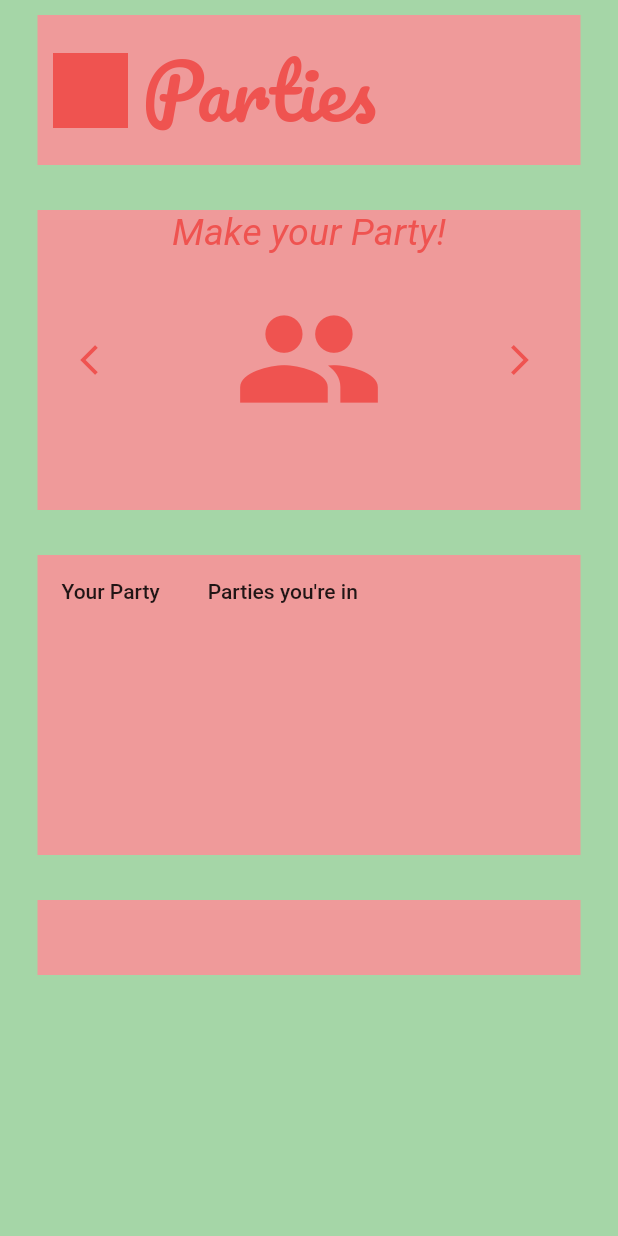
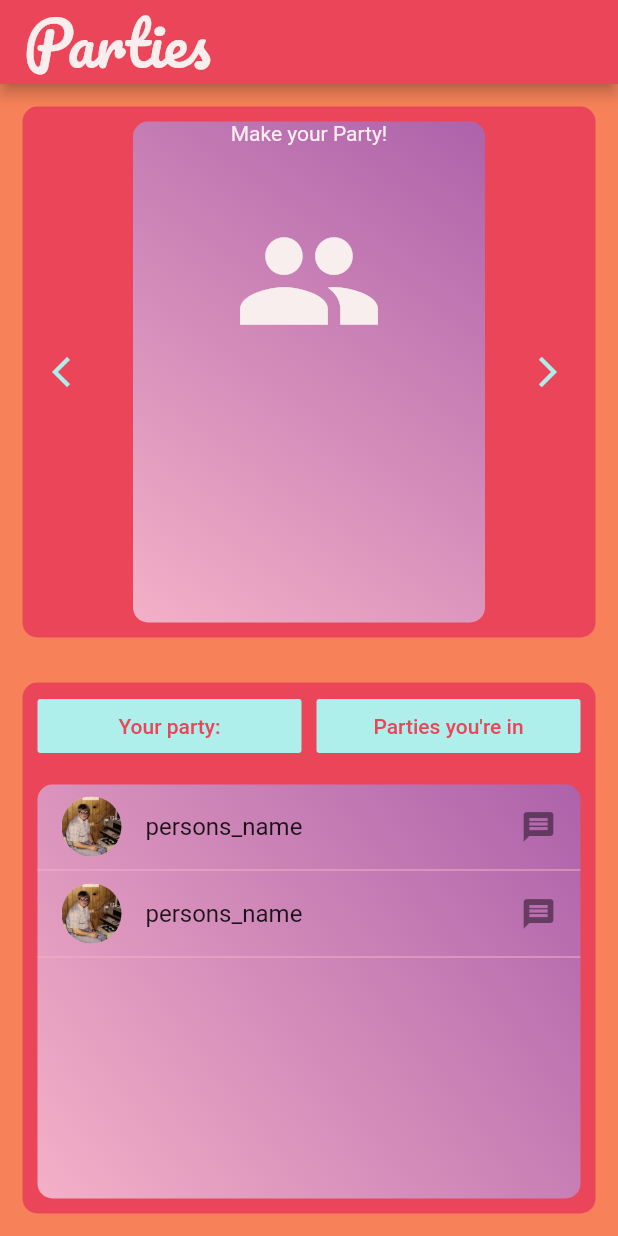
Before and after one commit to parties-mob-application/Prototype, a Flutter app: the screen it shows after launch, on a phone screen of 412 x 824 dp. Run offline on Flutter 3.47's test engine with Material 2 defaults, Android fonts, the phone set to English and light mode, and no system bars.

Commit message:
some major ui changes

```diff
--- /dev/null
+++ b/lib/home_page.dart
@@ -0,0 +1,240 @@
+import 'package:flutter/material.dart';
+
+class HomePage extends StatefulWidget {
+  @override
+  _HomePageState createState() => _HomePageState();
+}
+
+class _HomePageState extends State<HomePage> {
+  int dashBoardTracker = 0;
+
+  // todo: add people tracker
+  // todo: needs moving to own people class
+  List<String> people = [];
+
+  // todo: needs moving to own dashboard class
+  List<String> dashBoardTitle = [
+    'Make your Party!',
+    'Your Profile',
+    'Find Parties',
+    'Settings',
+  ];
+  // todo: needs moving to own dashboard class
+
+  List<Widget> dashBoard = [
+    Icon(Icons.people, size: 100.0, color: Color(0xFFF8EEEE)),
+    Icon(Icons.account_circle, size: 100.0, color: Color(0xFFF8EEEE)),
+    Icon(Icons.map, size: 100.0, color: Color(0xFFF8EEEE)),
+    Icon(Icons.settings, size: 100.0, color: Color(0xFFF8EEEE)),
+  ];
+
+  void arrowNavigation() {
+    setState(() {
+      if (dashBoardTracker == dashBoard.length - 1) {
+        print('Reached limit');
+        dashBoardTracker = 0;
+      } else {
+        dashBoardTracker++;
+      }
+    });
+  }
+
+  final expandedContainer = Expanded(
+    child: Container(
+      margin: EdgeInsets.all(15.0),
+      decoration: BoxDecoration(
+          color: Color(0xFFEB4559), borderRadius: BorderRadius.circular(10.0)),
+    ),
+  );
+
+  @override
+  Widget build(BuildContext context) {
+    return Scaffold(
+      appBar: AppBar(
+        title: Text(
+          'Parties',
+          style: TextStyle(
+            fontFamily: 'Pacifico',
+            color: Color(0xFFF8EEEE),
+            fontSize: 40.0,
+          ),
+        ),
+      ),
+      body: Column(
+        mainAxisAlignment: MainAxisAlignment.spaceEvenly,
+        children: <Widget>[
+          Expanded(
+            child: Container(
+              margin: EdgeInsets.all(15.0),
+              decoration: BoxDecoration(
+                  color: Color(0xFFEB4559),
+                  borderRadius: BorderRadius.circular(10.0)),
+              child: Row(
+                children: <Widget>[
+                  Expanded(
+                    child: IconButton(
+                      icon: Icon(
+                        Icons.arrow_back_ios,
+                        color: Color(0xFFAEEFEC),
+                      ),
+                      onPressed: () {
+                        print('left nav button');
+                        arrowNavigation();
+                        print(dashBoardTracker);
+                      },
+                    ),
+                  ),
+                  Expanded(
+                    flex: 4,
+                    child: Container(
+                      margin: EdgeInsets.all(10.0),
+                      height: double.infinity,
+                      decoration: BoxDecoration(
+                        // border: Border.all(width: 2.0, color: Color(0xFF4a47a3)),
+                        borderRadius: BorderRadius.circular(10.0),
+                        gradient: LinearGradient(
+                            begin: Alignment.topRight,
+                            end: Alignment.bottomLeft,
+                            colors: [Color(0xffad62aa), Color(0xfff4b0c7)]),
+                      ),
+                      child: Column(
+                        children: <Widget>[
+                          Text(
+                            dashBoardTitle[dashBoardTracker],
+                            style: TextStyle(
+                              color: Color(0xFFF8EEEE),
+                            ),
+                          ),
+                          SizedBox(height: 40.0),
+                          dashBoard[dashBoardTracker]
+                        ],
+                      ),
+                    ),
+                  ),
+                  Expanded(
+                    child: IconButton(
+                      icon: Icon(
+                        Icons.arrow_forward_ios,
+                        color: Color(0xFFAEEFEC),
+                      ),
+                      onPressed: () {
+                        print('right nav button');
+                        arrowNavigation();
+                        print(dashBoardTracker);
+                      },
+                    ),
+                  )
+                ],
+              ),
+            ),
+          ),
+          Expanded(
+            child: Container(
+              margin: EdgeInsets.all(15.0),
+              decoration: BoxDecoration(
+                  color: Color(0xFFEB4559),
+                  borderRadius: BorderRadius.circular(10.0)),
+              child: Column(
+                children: <Widget>[
+                  Row(
+                    children: <Widget>[
+                      Expanded(
+                        child: Container(
+                          margin: EdgeInsets.fromLTRB(10.0, 5.0, 5.0, 5.0),
+                          child: FlatButton(
+                            color: Color(0xFFAEEFEC),
+                            child: Text('Your party:',
+                            style: TextStyle(
+                                color: Color(0xFFEB4559)
+                            )),
+                            onPressed: () {
+                              print('shows whos online');
+                            },
+                          ),
+                        ),
+                      ),
+                      Expanded(
+                        child: Container(
+                          margin: EdgeInsets.fromLTRB(5.0, 5.0, 10.0, 5.0),
+                          child: FlatButton(
+                            color: Color(0xFFAEEFEC),
+                            child: Text(
+                              'Parties you\'re in',
+                              style: TextStyle(
+                                color: Color(0xFFEB4559)
+                              ),
+                               ),
+                            onPressed: () {
+                              print('show your parties');
+                            },
+                          ),
+                        ),
+                      )
+                    ],
+                  ),
+                  Expanded(
+                    flex: 4,
+                    child: Container(
+                      width: double.infinity,
+                      margin: EdgeInsets.all(10.0),
+                      decoration: BoxDecoration(
+                          borderRadius: BorderRadius.circular(10.0),
+                          gradient: LinearGradient(
+                            begin: Alignment.topRight,
+                            end: Alignment.bottomLeft,
+                            colors: [Color(0xffad62aa), Color(0xfff4b0c7)]
+                          ),
+                        ),
+                      child: Column(
+                        children: <Widget>[
+                          // todo: needs moving to dynamic list
+                          ListTile(
+                            leading: CircleAvatar(
+                              radius: 20.0,
+                              backgroundColor: Color(0xfff4b0c7),
+                              backgroundImage: AssetImage('images/nerd_smoking.jpg'),
+                            ),
+                            title: Text('persons_name'),
+                            trailing: Icon(
+                              Icons.message
+                            ),
+                          ),
+                          SizedBox(
+                            height: 2.0,
+                            width: double.infinity,
+                            child: Divider(
+                              color: Color(0xfff4b0c7),
+                            ),
+                          ),
+                          ListTile(
+                            leading: CircleAvatar(
+                              radius: 20.0,
+                              backgroundColor: Color(0xfff4b0c7),
+                              backgroundImage: AssetImage('images/nerd_smoking.jpg'),
+                            ),
+                            title: Text('persons_name'),
+                            trailing: Icon(
+                              Icons.message
+                            ),
+                          ),
+                          SizedBox(
+                            height: 2.0,
+                            width: double.infinity,
+                            child: Divider(
+                              color: Color(0xfff4b0c7),
+                            ),
+                          ),
+                        ],
+                      ),
+                      ),
+
+                    ),
+                ],
+              ),
+            ),
+          )
+        ],
+      ),
+    );
+  }
+}
--- /dev/null
+++ b/lib/home_page_dashboard.dart
@@ -0,0 +1,7 @@
+import 'package:flutter/material.dart';
+
+class HomeDashboard {
+
+  Widget dashBoard;
+
+}
--- /dev/null
+++ b/lib/home_page_data.dart
@@ -0,0 +1,14 @@
+import 'package:flutter/material.dart';
+
+class HomePageData {
+
+  // todo: add animations
+  // todo: add page navigations
+  // todo: add QR code functionality
+  List<Widget> dashBoard = [
+    Icon(Icons.people, size: 100.0, color: Colors.red[400]),
+    Icon(Icons.account_circle, size: 100.0, color: Colors.red[400]),
+    Icon(Icons.map, size: 100.0, color: Colors.red[400]),
+    Icon(Icons.settings, size: 100.0, color: Colors.red[400]),
+  ];
+}
--- a/lib/main.dart
+++ b/lib/main.dart
@@ -1,4 +1,5 @@
 import 'package:flutter/material.dart';
+import 'home_page.dart';
 
 void main() => runApp(Home());
 
@@ -6,182 +7,13 @@ class Home extends StatelessWidget {
   @override
   Widget build(BuildContext context) {
     return MaterialApp(
+        theme: ThemeData(
+          primaryColor: Color(0xFFEB4559),
+          accentColor: Color(0xFFAEEFEC),
+          scaffoldBackgroundColor: Color(0xFFF78259),
+        ),
         home: Scaffold(
-      backgroundColor: Colors.green[200],
       body: SafeArea(child: HomePage()),
     ));
   }
 }
-
-class HomePage extends StatefulWidget {
-  @override
-  _HomePageState createState() => _HomePageState();
-}
-
-class _HomePageState extends State<HomePage> {
-  int dashBoardTracker = 0;
-
-  // todo: add people tracker
-  // todo: needs moving to own people class
-  List<String> people = [];
-
-  // todo: needs moving to own dashboard class
-  List<String> dashBoardTitle = [
-    'Make your Party!',
-    'Your Profile',
-    'Find Parties',
-    'Settings',
-  ];
-  // todo: needs moving to own dashboard class
-  // todo: add animations
-  // todo: add page navigations
-  // todo: add QR code functionality
-  List<Widget> dashBoard = [
-    Icon(Icons.people, size: 100.0, color: Colors.red[400]),
-    Icon(Icons.account_circle, size: 100.0, color: Colors.red[400]),
-    Icon(Icons.map, size: 100.0, color: Colors.red[400]),
-    Icon(Icons.settings, size: 100.0, color: Colors.red[400]),
-  ];
-
-  void arrowNavigation() {
-    setState(() {
-      if (dashBoardTracker == dashBoard.length - 1) {
-        print('Reached limit');
-        dashBoardTracker = 0;
-      } else {
-        dashBoardTracker++;
-      }
-    });
-  }
-
-  @override
-  Widget build(BuildContext context) {
-    return Column(
-      children: <Widget>[
-        Container(
-          color: Colors.red[200],
-          height: 100.0,
-          width: double.infinity,
-          margin: EdgeInsets.symmetric(vertical: 10.0, horizontal: 25.0),
-          child: Row(
-            children: <Widget>[
-              SizedBox(
-                width: 10.0,
-              ),
-              Image(
-                image: AssetImage('images/parties-logo.png'),
-                color: Colors.red[400],
-                height: 50.0,
-                width: 50.0,
-              ),
-              SizedBox(
-                width: 10.0,
-              ),
-              Text(
-                'Parties',
-                style: TextStyle(
-                    fontFamily: 'Pacifico',
-                    color: Colors.red[400],
-                    fontSize: 50.0),
-              )
-            ],
-          ),
-        ),
-        SizedBox(
-          height: 10.0,
-        ),
-        Container(
-          color: Colors.red[200],
-          height: 200.00,
-          width: double.infinity,
-          margin: EdgeInsets.symmetric(vertical: 10.0, horizontal: 25.0),
-          child: Row(
-            children: <Widget>[
-              Expanded(
-                // todo: can possibly be change to IconButton?
-                // todo: add swipe functionality
-                child: FlatButton(
-                  child: Icon(
-                    Icons.arrow_back_ios,
-                    color: Colors.red[400],
-                  ),
-                  onPressed: () {
-                    print('left buttn pressed');
-                    arrowNavigation();
-                  },
-                ),
-              ),
-              Container(
-                width: 200.0,
-                child: Column(
-                  children: <Widget>[
-                    Text(
-                      dashBoardTitle[dashBoardTracker],
-                      style: TextStyle(color: Colors.red[400], fontSize: 25.0, fontStyle: FontStyle.italic),
-                    ),
-                    SizedBox(height: 20.0),
-                    dashBoard[dashBoardTracker]
-                  ],
-                ),
-              ),
-              Expanded(
-                // can possibly be change to IconButton?
-                child: FlatButton(
-                  child: Icon(
-                    Icons.arrow_forward_ios,
-                    color: Colors.red[400],
-                  ),
-                  onPressed: () {
-                    print("right button pressed");
-                    arrowNavigation();
-                  },
-                ),
-              ),
-            ],
-          ),
-        ),
-        SizedBox(
-          height: 10.0,
-        ),
-        Container(
-          color: Colors.red[200],
-          height: 200.0,
-          width: double.infinity,
-          margin: EdgeInsets.symmetric(vertical: 10.0, horizontal: 25.0),
-          child: Column(
-            children: <Widget>[
-              // todo: create listview UI
-              Row(
-                mainAxisSize: MainAxisSize.max,
-                children: <Widget>[
-                  FlatButton(
-                      child: Text('Your Party'),
-                      onPressed: () {
-                        print('go to contacts listview');
-                      }),
-                  FlatButton(
-                      child: Text('Parties you\'re in'),
-                      onPressed: () {
-                        print('go to parties listview');
-                      }),
-               Row(
-                    //
-                  ),
-                ],
-              ),
-            ],
-          ),
-        ),
-        SizedBox(
-          height: 10.0,
-        ),
-        Container(
-          color: Colors.red[200],
-          height: 50.0,
-          width: double.infinity,
-          margin: EdgeInsets.symmetric(vertical: 10.0, horizontal: 25.0),
-        )
-      ],
-    );
-  }
-}
```
Also changed, not shown: images/nerd_smoking.jpg (added).
